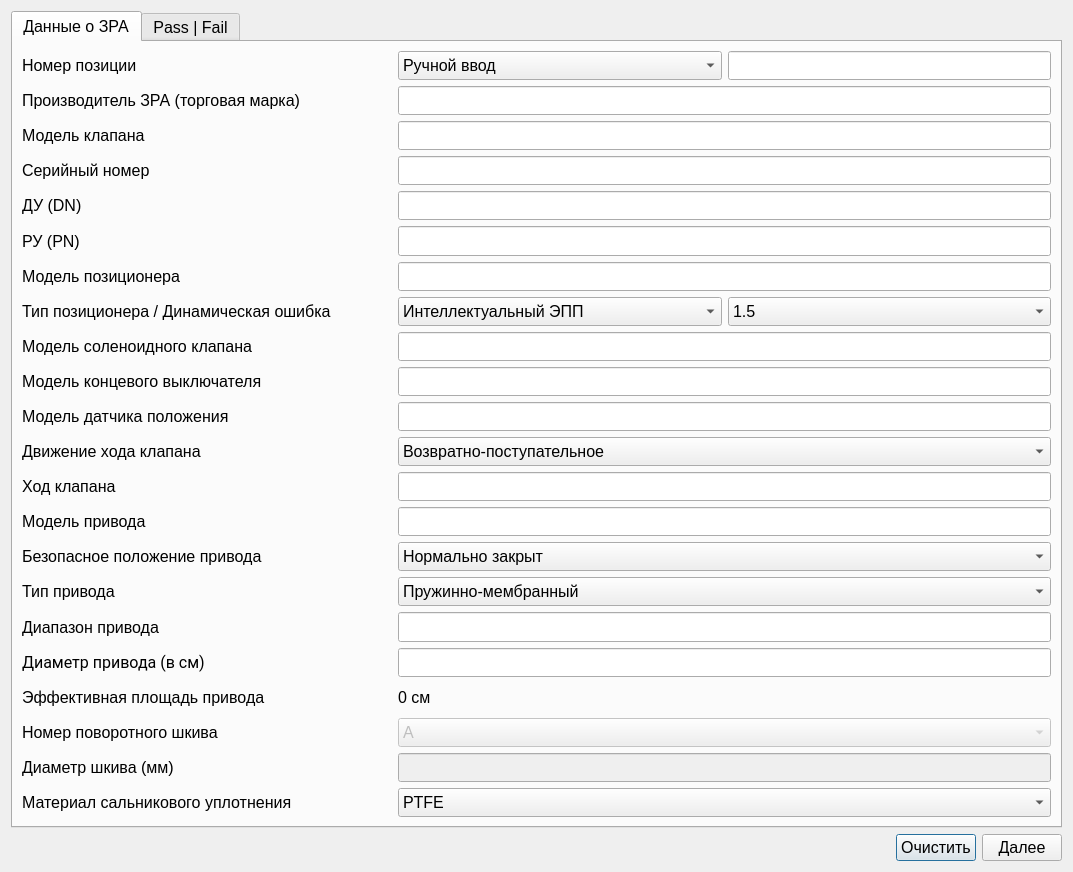
Old version of the form ValveWindow.ui in the repository Rekvim/MpiSki.
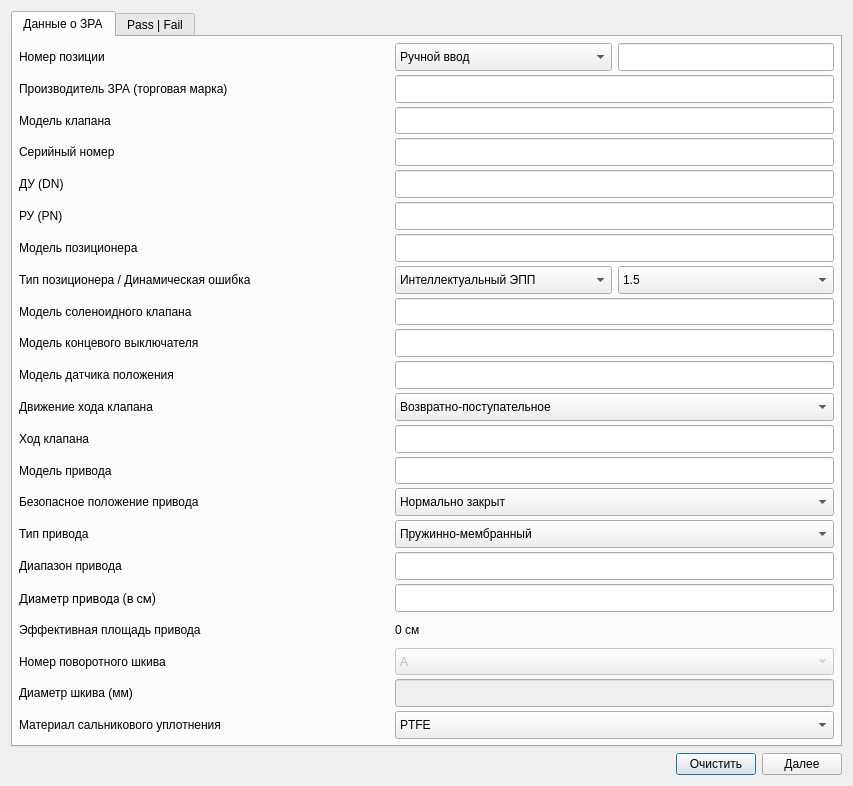
New version of the form.

What changed in the file:
```diff
--- a/ValveWindow.ui
+++ b/ValveWindow.ui
@@ -6,12 +6,12 @@
    <rect>
     <x>0</x>
     <y>0</y>
-    <width>1073</width>
-    <height>872</height>
+    <width>853</width>
+    <height>786</height>
    </rect>
   </property>
   <property name="sizePolicy">
-   <sizepolicy hsizetype="Expanding" vsizetype="Preferred">
+   <sizepolicy hsizetype="Expanding" vsizetype="Expanding">
     <horstretch>0</horstretch>
     <verstretch>0</verstretch>
    </sizepolicy>
@@ -27,14 +27,40 @@
   <layout class="QVBoxLayout" name="verticalLayout_2">
    <item>
     <widget class="QTabWidget" name="tabWidget">
+     <property name="font">
+      <font>
+       <pointsize>9</pointsize>
+      </font>
+     </property>
      <property name="currentIndex">
       <number>0</number>
      </property>
      <widget class="QWidget" name="tab">
+      <property name="sizePolicy">
+       <sizepolicy hsizetype="Expanding" vsizetype="Expanding">
+        <horstretch>0</horstretch>
+        <verstretch>0</verstretch>
+       </sizepolicy>
+      </property>
       <attribute name="title">
        <string>Данные о ЗРА</string>
       </attribute>
       <layout class="QVBoxLayout" name="verticalLayout">
+       <property name="spacing">
+        <number>4</number>
+       </property>
+       <property name="leftMargin">
+        <number>6</number>
+       </property>
+       <property name="topMargin">
+        <number>6</number>
+       </property>
+       <property name="rightMargin">
+        <number>6</number>
+       </property>
+       <property name="bottomMargin">
+        <number>6</number>
+       </property>
        <item>
         <widget class="QWidget" name="widget_positionNumber" native="true">
          <property name="sizePolicy">
@@ -43,6 +69,11 @@
            <verstretch>0</verstretch>
           </sizepolicy>
          </property>
+         <property name="font">
+          <font>
+           <pointsize>9</pointsize>
+          </font>
+         </property>
          <layout class="QHBoxLayout" name="horizontalLayout_positionNumber">
           <property name="spacing">
            <number>6</number>
@@ -82,7 +113,7 @@
             <property name="font">
              <font>
               <family>Segoe UI</family>
-              <pointsize>12</pointsize>
+              <pointsize>9</pointsize>
              </font>
             </property>
             <property name="text">
@@ -101,7 +132,7 @@
             <property name="font">
              <font>
               <family>Segoe UI</family>
-              <pointsize>12</pointsize>
+              <pointsize>9</pointsize>
              </font>
             </property>
             <item>
@@ -128,7 +159,7 @@
             <property name="font">
              <font>
               <family>Segoe UI</family>
-              <pointsize>12</pointsize>
+              <pointsize>9</pointsize>
              </font>
             </property>
            </widget>
@@ -144,6 +175,11 @@
            <verstretch>0</verstretch>
           </sizepolicy>
          </property>
+         <property name="font">
+          <font>
+           <pointsize>9</pointsize>
+          </font>
+         </property>
          <layout class="QHBoxLayout" name="horizontalLayout_manufacturer">
           <property name="spacing">
            <number>6</number>
@@ -177,7 +213,7 @@
             <property name="font">
              <font>
               <family>Segoe UI</family>
-              <pointsize>12</pointsize>
+              <pointsize>9</pointsize>
              </font>
             </property>
             <property name="text">
@@ -202,7 +238,7 @@
             <property name="font">
              <font>
               <family>Segoe UI</family>
-              <pointsize>12</pointsize>
+              <pointsize>9</pointsize>
              </font>
             </property>
            </widget>
@@ -218,6 +254,11 @@
            <verstretch>0</verstretch>
           </sizepolicy>
          </property>
+         <property name="font">
+          <font>
+           <pointsize>9</pointsize>
+          </font>
+         </property>
          <layout class="QHBoxLayout" name="horizontalLayout_valveModel">
           <property name="spacing">
            <number>6</number>
@@ -257,7 +298,7 @@
             <property name="font">
              <font>
               <family>Segoe UI</family>
-              <pointsize>12</pointsize>
+              <pointsize>9</pointsize>
              </font>
             </property>
             <property name="text">
@@ -282,7 +323,7 @@
             <property name="font">
              <font>
               <family>Segoe UI</family>
-              <pointsize>12</pointsize>
+              <pointsize>9</pointsize>
              </font>
             </property>
            </widget>
@@ -298,6 +339,11 @@
            <verstretch>0</verstretch>
           </sizepolicy>
          </property>
+         <property name="font">
+          <font>
+           <pointsize>9</pointsize>
+          </font>
+         </property>
          <layout class="QHBoxLayout" name="horizontalLayout_serialNumber">
           <property name="spacing">
            <number>6</number>
@@ -337,7 +383,7 @@
             <property name="font">
              <font>
               <family>Segoe UI</family>
-              <pointsize>12</pointsize>
+              <pointsize>9</pointsize>
              </font>
             </property>
             <property name="text">
@@ -362,7 +408,7 @@
             <property name="font">
              <font>
               <family>Segoe UI</family>
-              <pointsize>12</pointsize>
+              <pointsize>9</pointsize>
              </font>
             </property>
            </widget>
@@ -378,6 +424,11 @@
            <verstretch>0</verstretch>
           </sizepolicy>
          </property>
+         <property name="font">
+          <font>
+           <pointsize>9</pointsize>
+          </font>
+         </property>
          <layout class="QHBoxLayout" name="horizontalLayout_DN">
           <property name="spacing">
            <number>6</number>
@@ -417,7 +468,7 @@
             <property name="font">
              <font>
               <family>Segoe UI</family>
-              <pointsize>12</pointsize>
+              <pointsize>9</pointsize>
              </font>
             </property>
             <property name="text">
@@ -442,7 +493,7 @@
             <property name="font">
              <font>
               <family>Segoe UI</family>
-              <pointsize>12</pointsize>
+              <pointsize>9</pointsize>
              </font>
             </property>
            </widget>
@@ -458,6 +509,11 @@
            <verstretch>0</verstretch>
           </sizepolicy>
          </property>
+         <property name="font">
+          <font>
+           <pointsize>9</pointsize>
+          </font>
+         </property>
          <layout class="QHBoxLayout" name="horizontalLayout_PN">
           <property name="spacing">
            <number>6</number>
@@ -497,7 +553,7 @@
             <property name="font">
              <font>
               <family>Segoe UI</family>
-              <pointsize>12</pointsize>
+              <pointsize>9</pointsize>
              </font>
             </property>
             <property name="text">
@@ -522,7 +578,7 @@
             <property name="font">
              <font>
               <family>Segoe UI</family>
-              <pointsize>12</pointsize>
+              <pointsize>9</pointsize>
              </font>
             </property>
            </widget>
@@ -538,6 +594,11 @@
            <verstretch>0</verstretch>
           </sizepolicy>
          </property>
+         <property name="font">
+          <font>
+           <pointsize>9</pointsize>
+          </font>
+         </property>
          <layout class="QHBoxLayout" name="horizontalLayout_positionerModel">
           <property name="spacing">
            <number>6</number>
@@ -577,7 +638,7 @@
             <property name="font">
              <font>
               <family>Segoe UI</family>
-              <pointsize>12</pointsize>
+              <pointsize>9</pointsize>
              </font>
             </property>
             <property name="text">
@@ -602,7 +663,7 @@
             <property name="font">
              <font>
               <family>Segoe UI</family>
-              <pointsize>12</pointsize>
+              <pointsize>9</pointsize>
              </font>
             </property>
            </widget>
@@ -618,6 +679,11 @@
            <verstretch>0</verstretch>
           </sizepolicy>
          </property>
+         <property name="font">
+          <font>
+           <pointsize>9</pointsize>
+          </font>
+         </property>
          <layout class="QHBoxLayout" name="horizontalLayout_dinamicError_positionerType">
           <property name="spacing">
            <number>6</number>
@@ -657,7 +723,7 @@
             <property name="font">
              <font>
               <family>Segoe UI</family>
-              <pointsize>12</pointsize>
+              <pointsize>9</pointsize>
              </font>
             </property>
             <property name="text">
@@ -676,7 +742,7 @@
             <property name="font">
              <font>
               <family>Segoe UI</family>
-              <pointsize>12</pointsize>
+              <pointsize>9</pointsize>
              </font>
             </property>
             <item>
@@ -707,7 +773,7 @@
             <property name="font">
              <font>
               <family>Segoe UI</family>
-              <pointsize>12</pointsize>
+              <pointsize>9</pointsize>
              </font>
             </property>
             <item>
@@ -733,6 +799,11 @@
            <verstretch>0</verstretch>
           </sizepolicy>
          </property>
+         <property name="font">
+          <font>
+           <pointsize>9</pointsize>
+          </font>
+         </property>
          <layout class="QHBoxLayout" name="horizontalLayout_solenoidValveModel">
           <property name="spacing">
            <number>6</number>
@@ -772,7 +843,7 @@
             <property name="font">
              <font>
               <family>Segoe UI</family>
-              <pointsize>12</pointsize>
+              <pointsize>9</pointsize>
              </font>
             </property>
             <property name="text">
@@ -797,7 +868,7 @@
             <property name="font">
              <font>
               <family>Segoe UI</family>
-              <pointsize>12</pointsize>
+              <pointsize>9</pointsize>
              </font>
             </property>
            </widget>
@@ -813,6 +884,11 @@
            <verstretch>0</verstretch>
           </sizepolicy>
          </property>
+         <property name="font">
+          <font>
+           <pointsize>9</pointsize>
+          </font>
+         </property>
          <layout class="QHBoxLayout" name="horizontalLayout_limitSwitchModel">
           <property name="spacing">
            <number>6</number>
@@ -852,7 +928,7 @@
             <property name="font">
              <font>
               <family>Segoe UI</family>
-              <pointsize>12</pointsize>
+              <pointsize>9</pointsize>
              </font>
             </property>
             <property name="text">
@@ -877,7 +953,7 @@
             <property name="font">
              <font>
               <family>Segoe UI</family>
-              <pointsize>12</pointsize>
+              <pointsize>9</pointsize>
              </font>
             </property>
            </widget>
@@ -893,6 +969,11 @@
            <verstretch>0</verstretch>
           </sizepolicy>
          </property>
+         <property name="font">
+          <font>
+           <pointsize>9</pointsize>
+          </font>
+         </property>
          <layout class="QHBoxLayout" name="horizontalLayout_positionSensorModel">
           <property name="spacing">
            <number>6</number>
@@ -932,7 +1013,7 @@
             <property name="font">
              <font>
               <family>Segoe UI</family>
-              <pointsize>12</pointsize>
+              <pointsize>9</pointsize>
              </font>
             </property>
             <property name="text">
@@ -957,7 +1038,7 @@
             <property name="font">
              <font>
               <family>Segoe UI</family>
-              <pointsize>12</pointsize>
+              <pointsize>9</pointsize>
              </font>
             </property>
            </widget>
@@ -973,6 +1054,11 @@
            <verstretch>0</verstretch>
           </sizepolicy>
          </property>
+         <property name="font">
+          <font>
+           <pointsize>9</pointsize>
+          </font>
+         </property>
          <layout class="QHBoxLayout" name="horizontalLayout_strokeMovement">
           <property name="spacing">
            <number>6</number>
@@ -1012,7 +1098,7 @@
             <property name="font">
              <font>
               <family>Segoe UI</family>
-              <pointsize>12</pointsize>
+              <pointsize>9</pointsize>
              </font>
             </property>
             <property name="text">
@@ -1037,7 +1123,7 @@
             <property name="font">
              <font>
               <family>Segoe UI</family>
-              <pointsize>12</pointsize>
+              <pointsize>9</pointsize>
              </font>
             </property>
             <item>
@@ -1063,6 +1149,11 @@
            <verstretch>0</verstretch>
           </sizepolicy>
          </property>
+         <property name="font">
+          <font>
+           <pointsize>9</pointsize>
+          </font>
+         </property>
          <layout class="QHBoxLayout" name="horizontalLayout_valveStroke">
           <property name="spacing">
            <number>6</number>
@@ -1102,7 +1193,7 @@
             <property name="font">
              <font>
               <family>Segoe UI</family>
-              <pointsize>12</pointsize>
+              <pointsize>9</pointsize>
              </font>
             </property>
             <property name="text">
@@ -1127,7 +1218,7 @@
             <property name="font">
              <font>
               <family>Segoe UI</family>
-              <pointsize>12</pointsize>
+              <pointsize>9</pointsize>
              </font>
             </property>
            </widget>
@@ -1143,6 +1234,11 @@
            <verstretch>0</verstretch>
           </sizepolicy>
          </property>
+         <property name="font">
+          <font>
+           <pointsize>9</pointsize>
+          </font>
+         </property>
          <layout class="QHBoxLayout" name="horizontalLayout_driveModel">
           <property name="spacing">
            <number>6</number>
@@ -1182,7 +1278,7 @@
             <property name="font">
              <font>
               <family>Segoe UI</family>
-              <pointsize>12</pointsize>
+              <pointsize>9</pointsize>
              </font>
             </property>
             <property name="text">
@@ -1207,7 +1303,7 @@
             <property name="font">
              <font>
               <family>Segoe UI</family>
-              <pointsize>12</pointsize>
+              <pointsize>9</pointsize>
              </font>
             </property>
            </widget>
@@ -1223,6 +1319,11 @@
            <verstretch>0</verstretch>
           </sizepolicy>
          </property>
+         <property name="font">
+          <font>
+           <pointsize>9</pointsize>
+          </font>
+         </property>
          <layout class="QHBoxLayout" name="horizontalLayout_safePosition">
           <property name="spacing">
            <number>6</number>
@@ -1262,7 +1363,7 @@
             <property name="font">
              <font>
               <family>Segoe UI</family>
-              <pointsize>12</pointsize>
+              <pointsize>9</pointsize>
              </font>
             </property>
             <property name="text">
@@ -1287,7 +1388,7 @@
             <property name="font">
              <font>
               <family>Segoe UI</family>
-              <pointsize>12</pointsize>
+              <pointsize>9</pointsize>
              </font>
             </property>
             <item>
@@ -1313,6 +1414,11 @@
            <verstretch>0</verstretch>
           </sizepolicy>
          </property>
+         <property name="font">
+          <font>
+           <pointsize>9</pointsize>
+          </font>
+         </property>
          <layout class="QHBoxLayout" name="horizontalLayout_driveType">
           <property name="spacing">
            <number>6</number>
@@ -1352,7 +1458,7 @@
             <property name="font">
              <font>
               <family>Segoe UI</family>
-              <pointsize>12</pointsize>
+              <pointsize>9</pointsize>
              </font>
             </property>
             <property name="text">
@@ -1377,7 +1483,7 @@
             <property name="font">
              <font>
               <family>Segoe UI</family>
-              <pointsize>12</pointsize>
+              <pointsize>9</pointsize>
              </font>
             </property>
             <item>
@@ -1403,6 +1509,11 @@
            <verstretch>0</verstretch>
           </sizepolicy>
          </property>
+         <property name="font">
+          <font>
+           <pointsize>9</pointsize>
+          </font>
+         </property>
          <layout class="QHBoxLayout" name="horizontalLayout_driveRange">
           <property name="spacing">
            <number>6</number>
@@ -1442,7 +1553,7 @@
             <property name="font">
              <font>
               <family>Segoe UI</family>
-              <pointsize>12</pointsize>
+              <pointsize>9</pointsize>
              </font>
             </property>
             <property name="text">
@@ -1467,7 +1578,7 @@
             <property name="font">
              <font>
               <family>Segoe UI</family>
-              <pointsize>12</pointsize>
+              <pointsize>9</pointsize>
              </font>
             </property>
            </widget>
@@ -1483,6 +1594,11 @@
            <verstretch>0</verstretch>
           </sizepolicy>
          </property>
+         <property name="font">
+          <font>
+           <pointsize>9</pointsize>
+          </font>
+         </property>
          <layout class="QHBoxLayout" name="horizontalLayout_driveDiameter">
           <property name="spacing">
            <number>6</number>
@@ -1522,7 +1638,7 @@
             <property name="font">
              <font>
               <family>Roboto</family>
-              <pointsize>12</pointsize>
+              <pointsize>9</pointsize>
              </font>
             </property>
             <property name="text">
@@ -1541,7 +1657,7 @@
             <property name="font">
              <font>
               <family>Segoe UI</family>
-              <pointsize>12</pointsize>
+              <pointsize>9</pointsize>
              </font>
             </property>
            </widget>
@@ -1557,6 +1673,11 @@
            <verstretch>0</verstretch>
           </sizepolicy>
          </property>
+         <property name="font">
+          <font>
+           <pointsize>9</pointsize>
+          </font>
+         </property>
          <layout class="QHBoxLayout" name="horizontalLayout_valueSquare">
           <property name="spacing">
            <number>6</number>
@@ -1596,7 +1717,7 @@
             <property name="font">
              <font>
               <family>Segoe UI</family>
-              <pointsize>12</pointsize>
+              <pointsize>9</pointsize>
              </font>
             </property>
             <property name="text">
@@ -1621,7 +1742,7 @@
             <property name="font">
              <font>
               <family>Segoe UI</family>
-              <pointsize>12</pointsize>
+              <pointsize>9</pointsize>
              </font>
             </property>
             <property name="text">
@@ -1640,6 +1761,11 @@
            <verstretch>0</verstretch>
           </sizepolicy>
          </property>
+         <property name="font">
+          <font>
+           <pointsize>9</pointsize>
+          </font>
+         </property>
          <layout class="QHBoxLayout" name="horizontalLayout_toolNumber">
           <property name="spacing">
            <number>6</number>
@@ -1679,7 +1805,7 @@
             <property name="font">
              <font>
               <family>Segoe UI</family>
-              <pointsize>12</pointsize>
+              <pointsize>9</pointsize>
              </font>
             </property>
             <property name="text">
@@ -1707,7 +1833,7 @@
             <property name="font">
              <font>
               <family>Segoe UI</family>
-              <pointsize>12</pointsize>
+              <pointsize>9</pointsize>
              </font>
             </property>
             <item>
@@ -1748,6 +1874,11 @@
            <verstretch>0</verstretch>
           </sizepolicy>
          </property>
+         <property name="font">
+          <font>
+           <pointsize>9</pointsize>
+          </font>
+         </property>
          <layout class="QHBoxLayout" name="horizontalLayout_pulleyDiameter">
           <property name="spacing">
            <number>6</number>
@@ -1787,7 +1918,7 @@
             <property name="font">
              <font>
               <family>Segoe UI</family>
-              <pointsize>12</pointsize>
+              <pointsize>9</pointsize>
              </font>
             </property>
             <property name="text">
@@ -1809,7 +1940,7 @@
             <property name="font">
              <font>
               <family>Segoe UI</family>
-              <pointsize>12</pointsize>
+              <pointsize>9</pointsize>
              </font>
             </property>
             <property name="dragEnabled">
@@ -1828,6 +1959,11 @@
            <verstretch>0</verstretch>
           </sizepolicy>
          </property>
+         <property name="font">
+          <font>
+           <pointsize>9</pointsize>
+          </font>
+         </property>
          <layout class="QHBoxLayout" name="horizontalLayout_materialStuffingBoxSeal">
           <property name="spacing">
            <number>6</number>
@@ -1867,7 +2003,7 @@
             <property name="font">
              <font>
               <family>Segoe UI</family>
-              <pointsize>12</pointsize>
+              <pointsize>9</pointsize>
              </font>
             </property>
             <property name="text">
@@ -1886,7 +2022,7 @@
             <property name="font">
              <font>
               <family>Segoe UI</family>
-              <pointsize>12</pointsize>
+              <pointsize>9</pointsize>
              </font>
             </property>
             <item>
@@ -2332,6 +2468,11 @@
     <layout class="QHBoxLayout" name="horizontalLayout">
      <item>
       <spacer name="horizontalSpacer">
+       <property name="font">
+        <font>
+         <pointsize>9</pointsize>
+        </font>
+       </property>
        <property name="orientation">
         <enum>Qt::Orientation::Horizontal</enum>
        </property>
@@ -2345,10 +2486,16 @@
      </item>
      <item>
       <widget class="QPushButton" name="pushButton_clear">
+       <property name="sizePolicy">
+        <sizepolicy hsizetype="Preferred" vsizetype="Fixed">
+         <horstretch>0</horstretch>
+         <verstretch>0</verstretch>
+        </sizepolicy>
+       </property>
        <property name="font">
         <font>
          <family>Segoe UI</family>
-         <pointsize>12</pointsize>
+         <pointsize>9</pointsize>
         </font>
        </property>
        <property name="text">
@@ -2358,10 +2505,16 @@
      </item>
      <item>
       <widget class="QPushButton" name="pushButton_netWindow">
+       <property name="sizePolicy">
+        <sizepolicy hsizetype="Preferred" vsizetype="Fixed">
+         <horstretch>0</horstretch>
+         <verstretch>0</verstretch>
+        </sizepolicy>
+       </property>
        <property name="font">
         <font>
          <family>Segoe UI</family>
-         <pointsize>12</pointsize>
+         <pointsize>9</pointsize>
         </font>
        </property>
        <property name="text">
```
